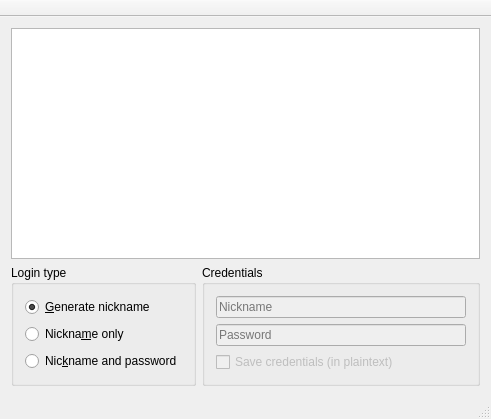
This is ui/mainwindow.ui in lighterowl/czateria as Qt 5 draws it before an edit. The edited form follows.
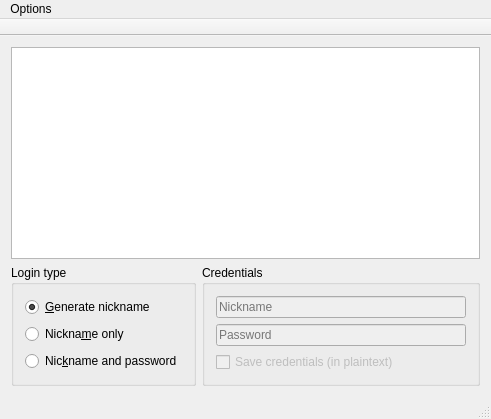
This is the edited form. Icons and pictures are not drawn.

Commit message: Add an option to save incoming images automatically without displaying them

```diff
--- a/ui/mainwindow.ui
+++ b/ui/mainwindow.ui
@@ -142,6 +142,13 @@
      <height>20</height>
     </rect>
    </property>
+   <widget class="QMenu" name="menuOptions">
+    <property name="title">
+     <string>Options</string>
+    </property>
+    <addaction name="actionSave_pictures_automatically"/>
+   </widget>
+   <addaction name="menuOptions"/>
   </widget>
   <widget class="QToolBar" name="mainToolBar">
    <property name="movable">
```
Left out of the diff: 8 changed lines with no effect on the pictures. The commit also changes 8 other files.
